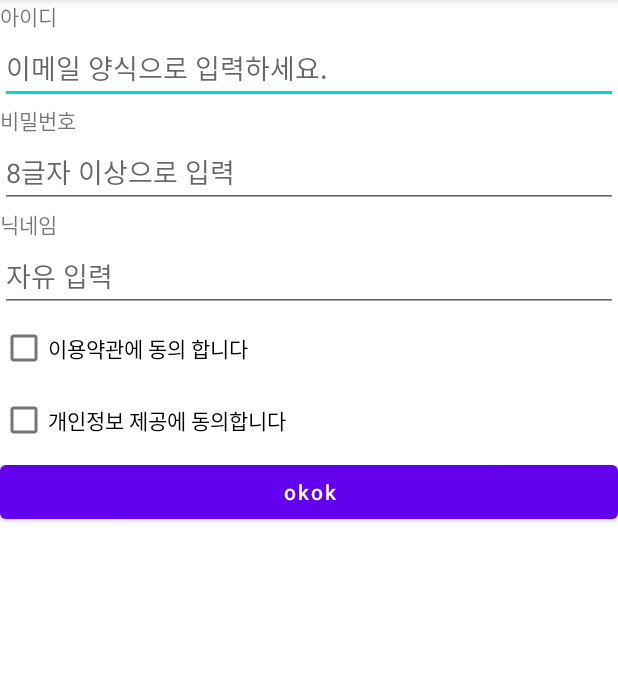
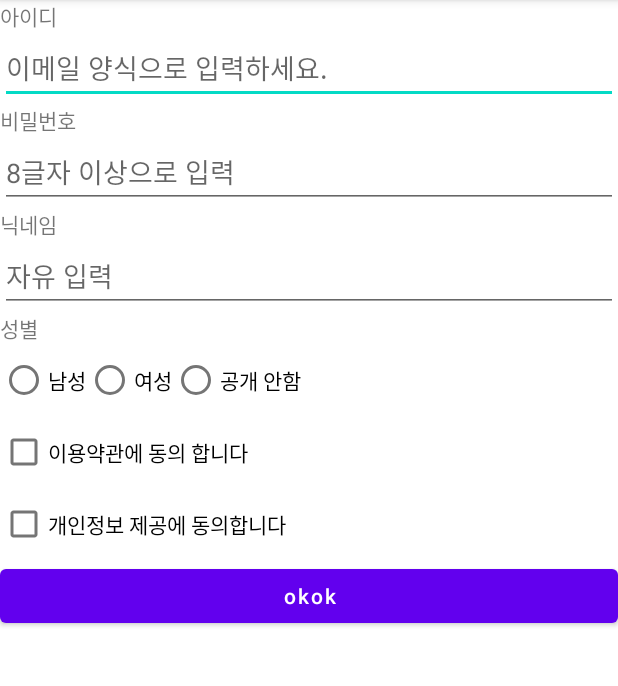
Before and after one commit to Kkknep/UIPractice_20211106, an Android app: the screen it shows after launch (MainActivity), on a phone screen of 412 x 824 dp, the part 84-770 px from its top. Run offline under Robolectric (Android 15) with nearby library versions, the phone set to English and light mode, and no system bars.

Commit message:
RadioButtin 추가

```diff
--- a/app/src/main/res/layout/activity_main.xml
+++ b/app/src/main/res/layout/activity_main.xml
@@ -44,6 +44,34 @@
         android:singleLine="true"
         />
 
+    <TextView
+        android:layout_width="wrap_content"
+        android:layout_height="wrap_content"
+        android:text="성별"/>
+
+    <RadioGroup
+        android:orientation="horizontal"
+        android:layout_width="wrap_content"
+        android:layout_height="wrap_content">
+<!--이 사이는 무슨 내용도 가능-->
+        <RadioButton
+            android:layout_width="wrap_content"
+            android:layout_height="wrap_content"
+            android:text="남성"/>
+
+        <RadioButton
+            android:layout_width="wrap_content"
+            android:layout_height="wrap_content"
+            android:text="여성"/>
+
+        <RadioButton
+            android:layout_width="wrap_content"
+            android:layout_height="wrap_content"
+            android:text="공개 안함"/>
+
+
+    </RadioGroup>
+
     <CheckBox
         android:layout_width="wrap_content"
         android:layout_height="wrap_content"
```
